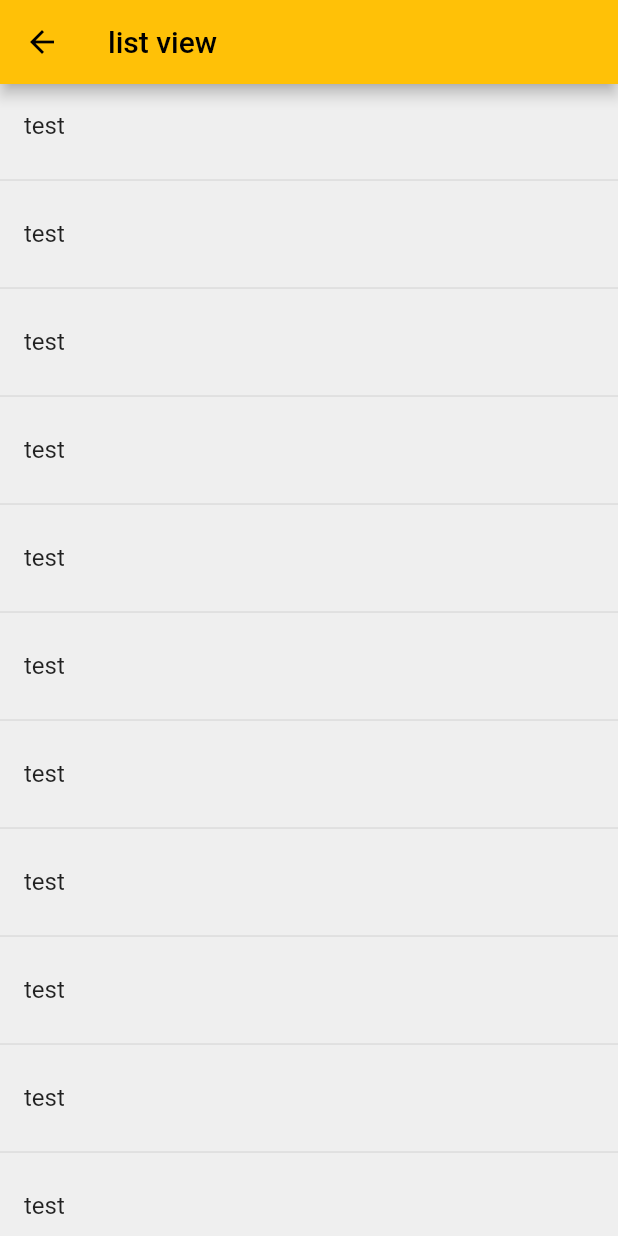
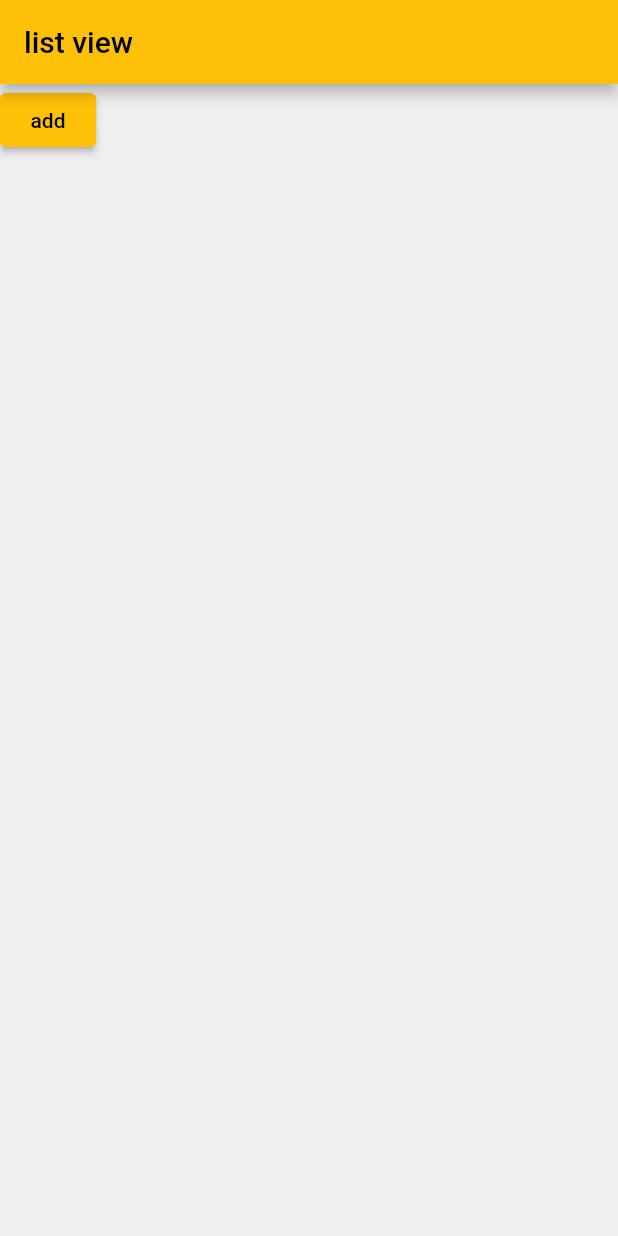
Before and after one commit to MathieuPithon/CA_Flutter_Project, a Flutter app: the HomePage screen opened directly, on a phone screen of 412 x 824 dp. Run offline on Flutter 3.47's test engine with Material 2 defaults, Android fonts, the phone set to English and light mode, and no system bars; our stand-ins replace flutter_bloc.

Commit message:
back end

```diff
--- a/lib/main.dart
+++ b/lib/main.dart
@@ -18,9 +18,7 @@ class MyApp extends StatelessWidget {
         scaffoldBackgroundColor: const Color(0xFFEFEFEF),
         primarySwatch: Colors.amber,
       ),
-      home: DateList(
-        totalDaysInMonth: 30,
-      ),
+      home: const HomePage(),
     );
   }
 }
--- /dev/null
+++ b/lib/model/data_state.dart
@@ -0,0 +1 @@
+enum DataState { loading, loaded, error }
--- a/lib/screens/home_page.dart
+++ b/lib/screens/home_page.dart
@@ -8,18 +8,15 @@ class HomePage extends StatefulWidget {
 }
 
 class _HomePageState extends State<HomePage> {
-
-
   @override
   Widget build(BuildContext context) {
     return Scaffold(
       appBar: AppBar(title: const Text("list view")),
-      body: ListView.separated(
-        itemCount: 25,
-        separatorBuilder: (BuildContext context, int index) => const Divider(),
-        itemBuilder: (BuildContext context, int index) {
-          return const ListTile(title: Text("test"));
-        },
+      body: Container(
+        child: ElevatedButton(
+          child: Text("add"),
+          onPressed: () => null,
+        ),
       ),
     );
   }
--- a/pubspec.yaml
+++ b/pubspec.yaml
@@ -31,6 +31,9 @@ dependencies:
   flutter:
     sdk: flutter
   intl: ^0.17.0
+  hive: ^2.0.4
+  hive_flutter: ^1.1.0
+  path_provider: ^2.0.2
 
   # The following adds the Cupertino Icons font to your application.
   # Use with the CupertinoIcons class for iOS style icons.
```
Also changed, not shown: lib/blocs/place_cubit.dart (deleted, +0 -18 lines), lib/blocs/places_cubit.dart (added, +22 -0 lines), lib/blocs/places_state.dart (added, +16 -0 lines), pubspec.lock, 1 other file.
